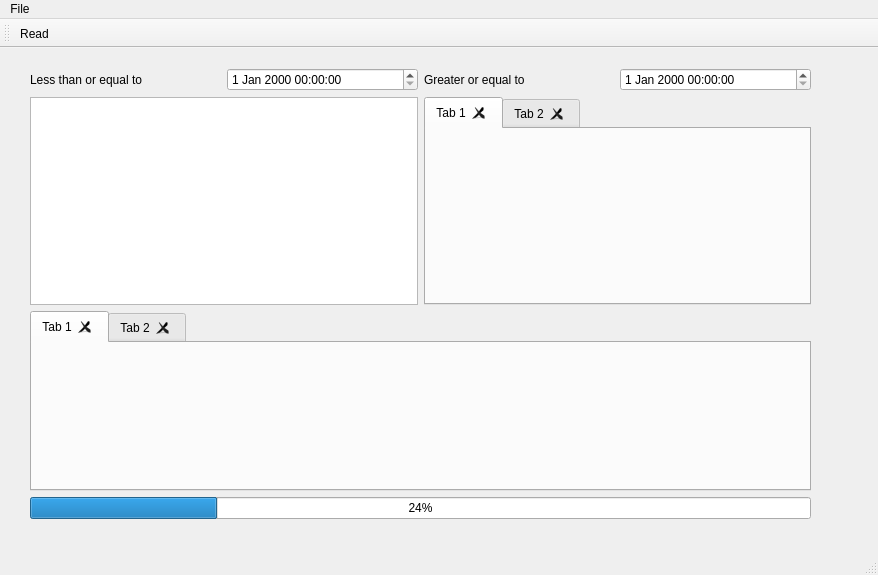
The window that main.ui (XOB-CN/LogTools) describes before a commit, drawn with Qt 5.
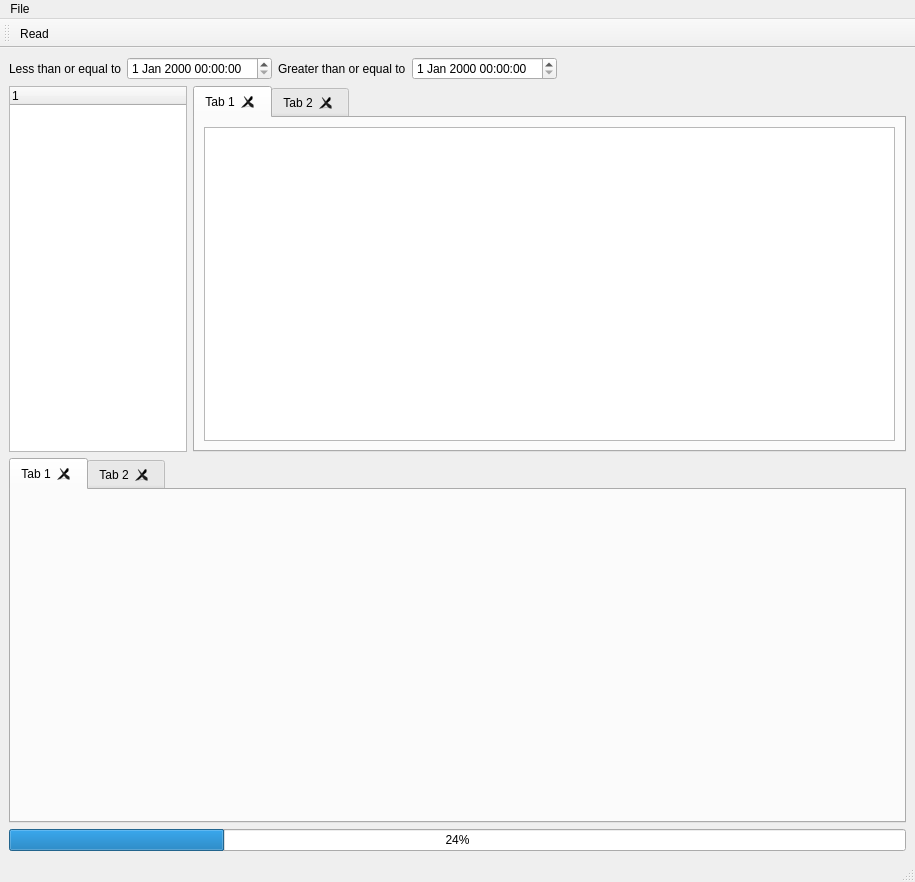
The same window after the commit.

Diff of the .ui file:
```diff
--- a/main.ui
+++ b/main.ui
@@ -6,27 +6,20 @@
    <rect>
     <x>0</x>
     <y>0</y>
-    <width>878</width>
-    <height>575</height>
+    <width>915</width>
+    <height>882</height>
    </rect>
   </property>
   <property name="windowTitle">
    <string>MainWindow</string>
   </property>
   <widget class="QWidget" name="centralwidget">
-   <widget class="QWidget" name="layoutWidget">
-    <property name="geometry">
-     <rect>
-      <x>30</x>
-      <y>20</y>
-      <width>781</width>
-      <height>451</height>
-     </rect>
-    </property>
-    <layout class="QVBoxLayout" name="verticalLayout_2">
-     <item>
       <layout class="QHBoxLayout" name="horizontalLayout_2">
        <item>
+     <layout class="QVBoxLayout" name="verticalLayout">
+      <item>
+       <layout class="QHBoxLayout" name="horizontalLayout">
+        <item>
         <widget class="QLabel" name="label">
          <property name="text">
           <string>Less than or equal to</string>
@@ -39,35 +32,53 @@
        <item>
         <widget class="QLabel" name="label_2">
          <property name="text">
-          <string>Greater or equal to</string>
+           <string>Greater than or equal to</string>
          </property>
         </widget>
        </item>
        <item>
         <widget class="QDateTimeEdit" name="dateTimeEdit_2"/>
        </item>
+        <item>
+         <spacer name="horizontalSpacer">
+          <property name="orientation">
+           <enum>Qt::Horizontal</enum>
+          </property>
+          <property name="sizeHint" stdset="0">
+           <size>
+            <width>40</width>
+            <height>20</height>
+           </size>
+          </property>
+         </spacer>
+        </item>
       </layout>
      </item>
      <item>
-      <layout class="QHBoxLayout" name="horizontalLayout">
-       <item>
-        <widget class="QTreeView" name="treeView"/>
-       </item>
-       <item>
+       <layout class="QGridLayout" name="gridLayout">
+        <item row="0" column="1">
         <widget class="QTabWidget" name="tabWidget">
+          <property name="sizePolicy">
+           <sizepolicy hsizetype="Expanding" vsizetype="Expanding">
+            <horstretch>4</horstretch>
+            <verstretch>0</verstretch>
+           </sizepolicy>
+          </property>
          <property name="currentIndex">
           <number>0</number>
          </property>
          <property name="tabsClosable">
           <bool>true</bool>
          </property>
-         <property name="movable">
-          <bool>false</bool>
-         </property>
          <widget class="QWidget" name="tab">
           <attribute name="title">
            <string>Tab 1</string>
           </attribute>
+           <layout class="QGridLayout" name="gridLayout_2">
+            <item row="0" column="0">
+             <widget class="QTextEdit" name="textEdit"/>
+            </item>
+           </layout>
          </widget>
          <widget class="QWidget" name="tab_2">
           <attribute name="title">
@@ -76,15 +87,37 @@
          </widget>
         </widget>
        </item>
-      </layout>
-     </item>
-     <item>
-      <layout class="QVBoxLayout" name="verticalLayout">
+        <item row="0" column="0">
+         <widget class="QTreeWidget" name="treeWidget">
+          <property name="sizePolicy">
+           <sizepolicy hsizetype="Expanding" vsizetype="Expanding">
+            <horstretch>1</horstretch>
+            <verstretch>0</verstretch>
+           </sizepolicy>
+          </property>
+          <property name="minimumSize">
+           <size>
+            <width>150</width>
+            <height>0</height>
+           </size>
+          </property>
+          <property name="maximumSize">
+           <size>
+            <width>250</width>
+            <height>16777215</height>
+           </size>
+          </property>
+          <column>
+           <property name="text">
+            <string notr="true">1</string>
+           </property>
+          </column>
+         </widget>
+        </item>
+       </layout>
+      </item>
        <item>
         <widget class="QTabWidget" name="tabWidget_2">
-         <property name="currentIndex">
-          <number>0</number>
-         </property>
          <property name="tabsClosable">
           <bool>true</bool>
          </property>
@@ -111,13 +144,12 @@
      </item>
     </layout>
    </widget>
-  </widget>
   <widget class="QMenuBar" name="menubar">
    <property name="geometry">
     <rect>
      <x>0</x>
      <y>0</y>
-     <width>878</width>
+     <width>915</width>
      <height>23</height>
     </rect>
    </property>
@@ -125,11 +157,10 @@
     <property name="title">
      <string>File</string>
     </property>
-    <addaction name="act_Read"/>
+    <addaction name="actionRead"/>
    </widget>
    <addaction name="menuFile"/>
   </widget>
-  <widget class="QStatusBar" name="statusbar"/>
   <widget class="QToolBar" name="toolBar">
    <property name="windowTitle">
     <string>toolBar</string>
@@ -140,9 +171,10 @@
    <attribute name="toolBarBreak">
     <bool>false</bool>
    </attribute>
-   <addaction name="act_Read"/>
+   <addaction name="actionRead"/>
   </widget>
-  <action name="act_Read">
+  <widget class="QStatusBar" name="statusBar"/>
+  <action name="actionRead">
    <property name="text">
     <string>Read</string>
    </property>
```
Lines whose indentation alone changed are shown as unchanged.
